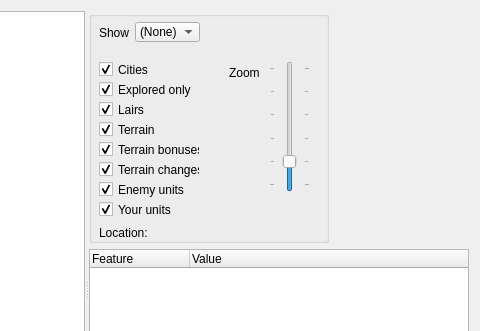
jbalcomb/MoM-RTGT, file QMoMDialogs/dialogmap.ui: the form before one commit; both pictures show x 307 to 787 and y 0 to 331 of the 787 by 577 pixel window.
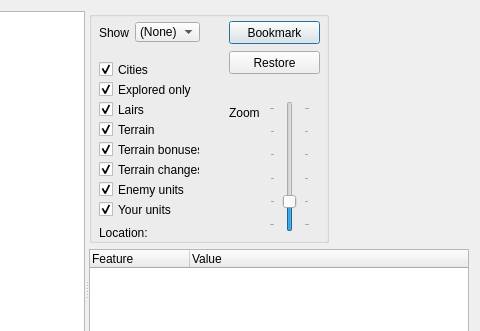
The form after the commit. Custom widgets are drawn as their Qt base class.

Patch:
```diff
--- a/QMoMDialogs/dialogmap.ui
+++ b/QMoMDialogs/dialogmap.ui
@@ -188,7 +188,7 @@
           <property name="geometry">
            <rect>
             <x>180</x>
-            <y>50</y>
+            <y>90</y>
             <width>41</width>
             <height>131</height>
            </rect>
@@ -219,7 +219,7 @@
           <property name="geometry">
            <rect>
             <x>140</x>
-            <y>50</y>
+            <y>90</y>
             <width>30</width>
             <height>23</height>
            </rect>
@@ -289,6 +289,32 @@
            <string>Location:</string>
           </property>
          </widget>
+         <widget class="QPushButton" name="pushButton_SaveBookmark">
+          <property name="geometry">
+           <rect>
+            <x>140</x>
+            <y>10</y>
+            <width>91</width>
+            <height>23</height>
+           </rect>
+          </property>
+          <property name="text">
+           <string>Bookmark</string>
+          </property>
+         </widget>
+         <widget class="QPushButton" name="pushButton_RestoreBookmark">
+          <property name="geometry">
+           <rect>
+            <x>140</x>
+            <y>40</y>
+            <width>91</width>
+            <height>23</height>
+           </rect>
+          </property>
+          <property name="text">
+           <string>Restore</string>
+          </property>
+         </widget>
         </widget>
        </item>
        <item>
```
